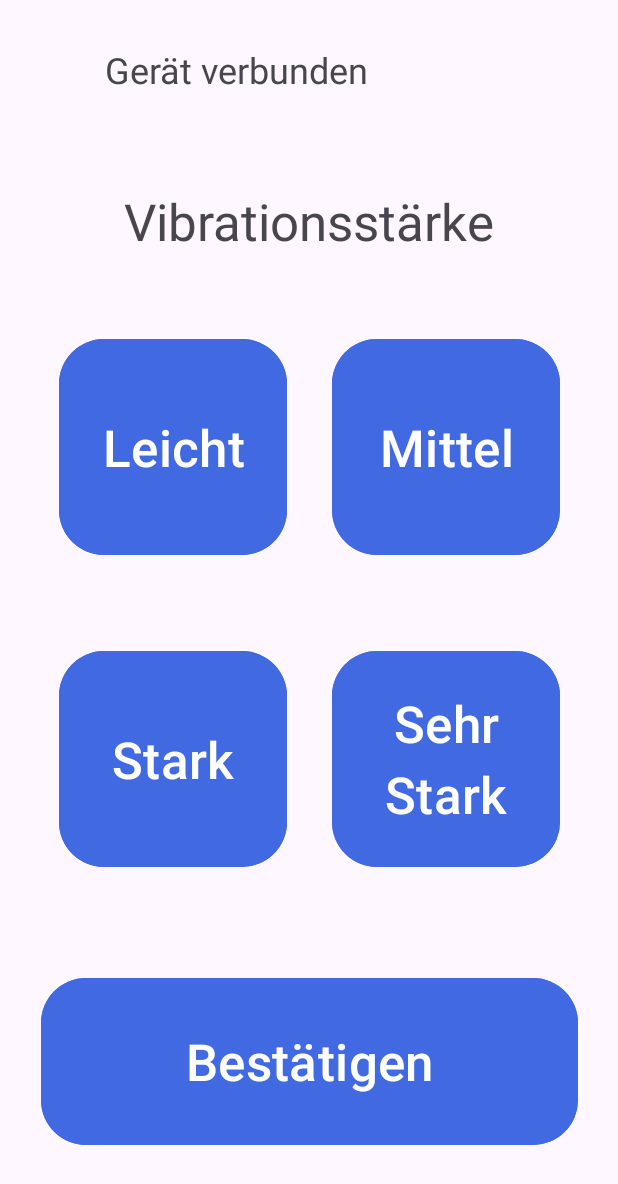
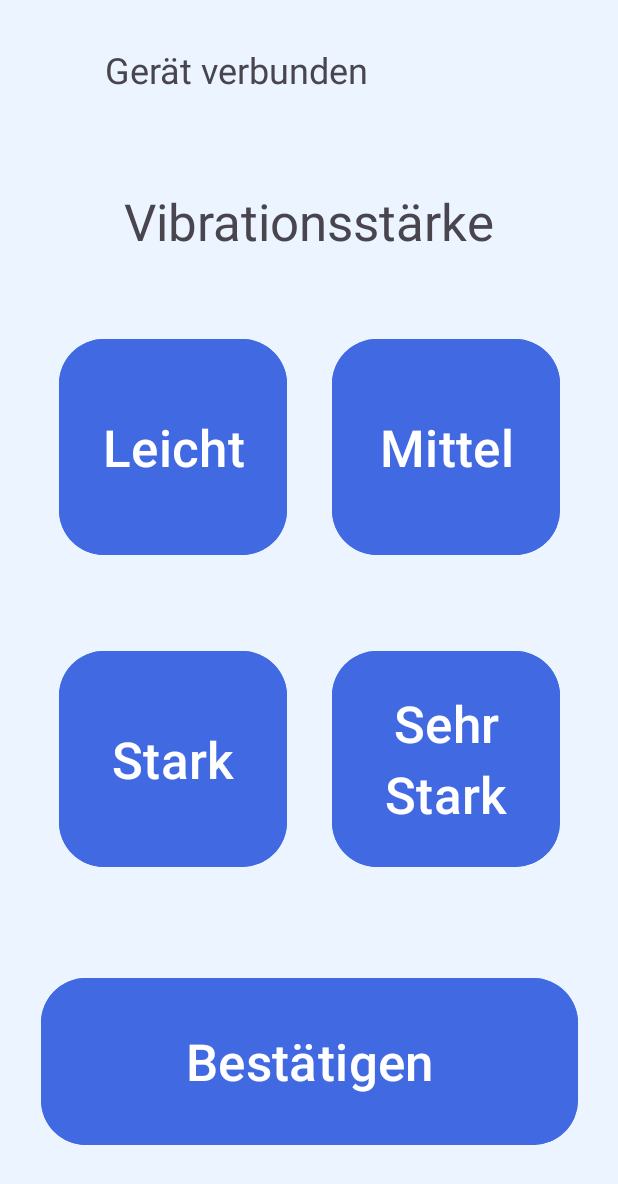
Before and after one commit to Swordpro3001/SSAB_Applikation, an Android app: the screen it shows after launch (MainActivity), on a phone screen of 412 x 824 dp. Shown: the top 1184 px of the screen. Run offline under Robolectric (Android 15) with nearby library versions, the phone set to English and light mode, and no system bars; Roboto replaces fonts that are not available here; 4 statements that could not run were skipped.

Commit message:
activity_main background gesetzt

```diff
--- a/app/src/main/res/layout/activity_main.xml
+++ b/app/src/main/res/layout/activity_main.xml
@@ -5,6 +5,7 @@
     android:id="@+id/main"
     android:layout_width="match_parent"
     android:layout_height="match_parent"
+    android:background="@drawable/unsereshapes"
     tools:context=".MainActivity">
 
     <Button
```
